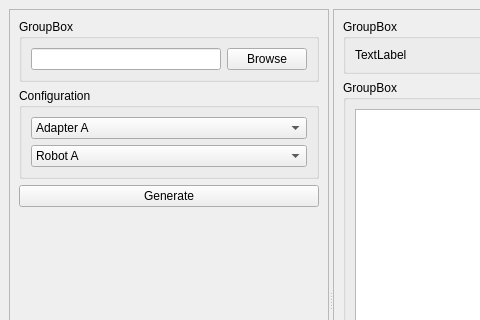
Above: ros_ws/src/my_qt_gui/ui/main_window.ui from vetlemknutsen/robot_motion_generation before the change; both pictures show x 0 to 480 and y 0 to 320 of the 799 by 622 pixel window. Below: the same form after it.
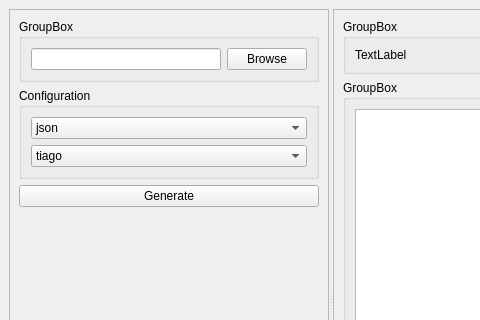
That is the form after the change.

Commit message: Can now generate and display RML in GUI + small refactor

Patch:
```diff
--- a/ros_ws/src/my_qt_gui/ui/main_window.ui
+++ b/ros_ws/src/my_qt_gui/ui/main_window.ui
@@ -72,7 +72,7 @@
             <widget class="QComboBox" name="comboBox_2">
              <item>
               <property name="text">
-               <string>Adapter A</string>
+               <string>json</string>
               </property>
              </item>
              <item>
@@ -86,7 +86,7 @@
             <widget class="QComboBox" name="comboBox">
              <item>
               <property name="text">
-               <string>Robot A</string>
+               <string>tiago</string>
               </property>
              </item>
              <item>
```
Left out of the diff: 19 changed lines with no effect on the pictures. The commit also changes 6 other files.
